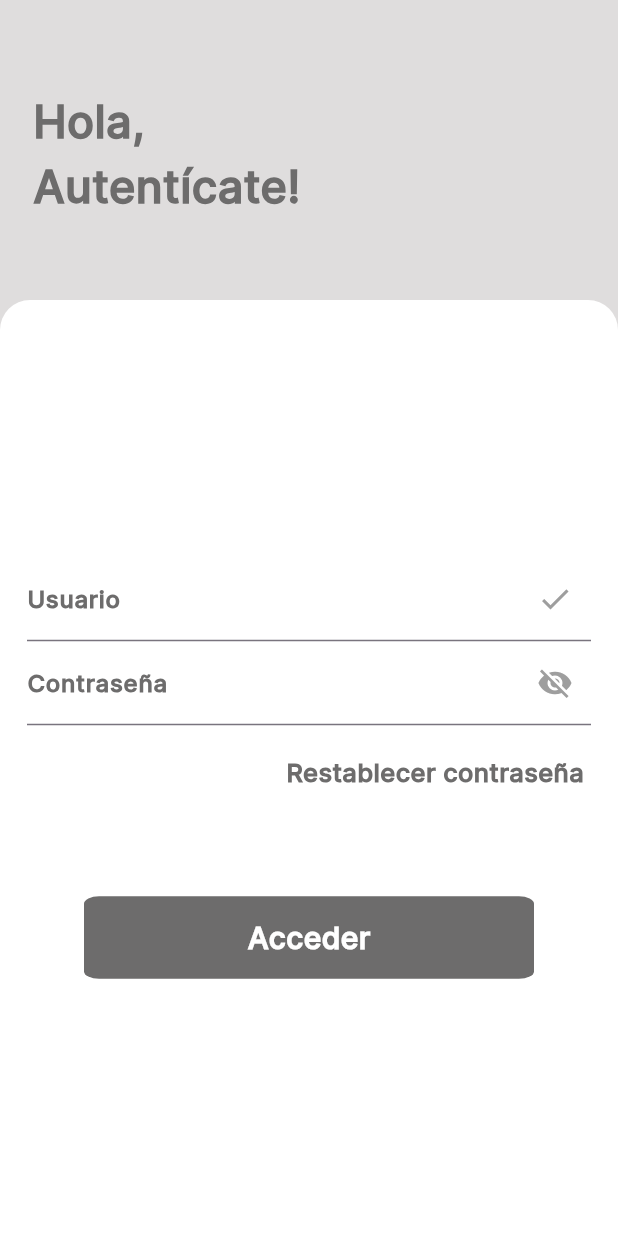
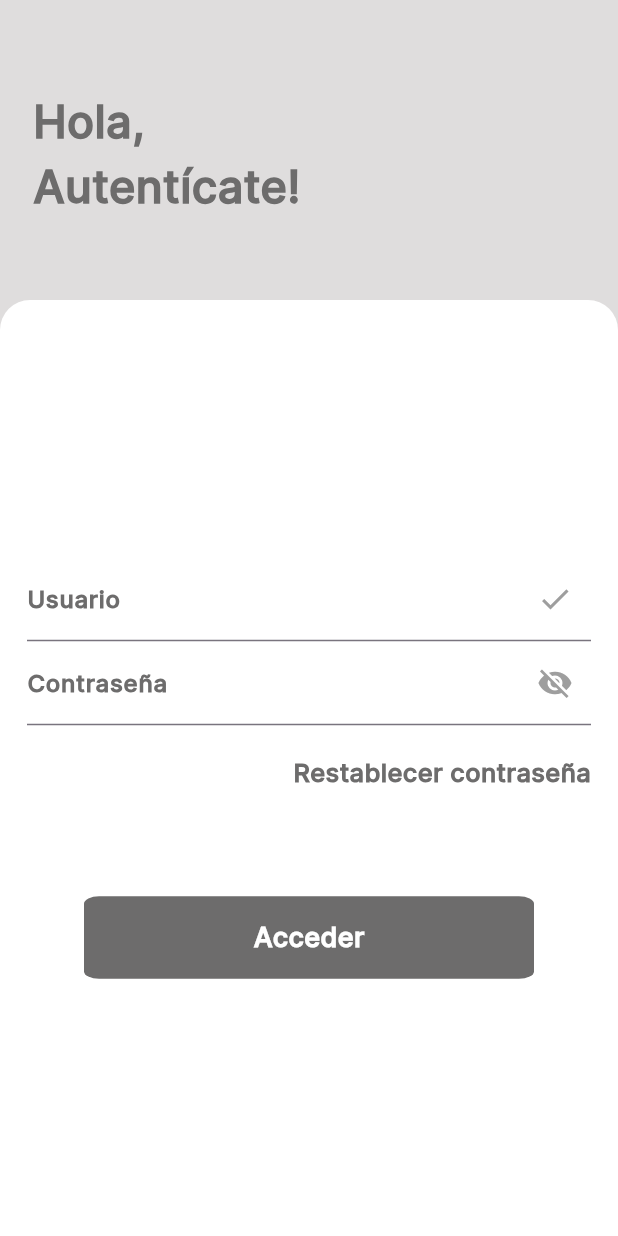
Before and after one commit to matheokm/testapp, a Flutter app: the screen it shows after launch, after a tap on "Iniciar sesión", on a phone screen of 412 x 824 dp. Run offline on Flutter 3.47's test engine with Material 3 defaults, Android fonts, the phone set to English and light mode, and no system bars; our stand-ins replace image_picker, shared_preferences, sqflite; missing offline and left inert: qr_code_scanner; accounts and stored records are empty; network calls fail.

Commit message:
Se agrega nuevos cambios

```diff
--- a/lib/main.dart
+++ b/lib/main.dart
@@ -9,6 +9,7 @@ import 'package:testapp/screens/loginPage.dart';
 import 'package:testapp/screens/pendingFuelRequestPage.dart';
 import 'package:testapp/screens/startPage.dart';
 import 'package:testapp/screens/transferJournalsPage.dart';
+import 'package:testapp/services/authService.dart';
 
 void main() {
   runApp(const MyApp());
@@ -22,14 +23,29 @@ class MyApp extends StatelessWidget {
     return MaterialApp(
       debugShowCheckedModeBanner: false,
       theme: ThemeData(
-          fontFamily: ('inter'),
+        fontFamily: 'inter',
         useMaterial3: true,
       ),
-        initialRoute: '/',
-        routes: {
+      home: FutureBuilder(
+        future: AuthService().getAccessToken(),
+        builder: (context, snapshot) {
+          if (snapshot.connectionState == ConnectionState.waiting) {
+            return const Center(child: CircularProgressIndicator());
+          } else if (snapshot.hasData && snapshot.data != null) {
+            return IndexPage();
+          } else {
+            return const StartPage();
+          }
+        },
+      ),
+    );
+  }
+
+  Map<String, WidgetBuilder> buildRoutes() {
+    return {
       '/': (context) => const StartPage(),
       'login': (context) => const LoginPage(),
-          'index': (context) => const IndexPage(),
+      'index': (context) => IndexPage(),
       'fuel_request': (context) => const FuelRequestPage(),
       'pending_fuel_request': (context) => const PendingFuelRequestPage(),
       'fuel_request_new': (context) => const FuelRequestNewPage(),
@@ -37,6 +53,6 @@ class MyApp extends StatelessWidget {
       'transfer_journals_new': (context) => const TransferJournalsNewPage(),
       'data_sync': (context) => const DataSyncPage(),
       'profile': (context) => const ProfilePage(),
-        });
+    };
   }
 }
--- a/lib/screens/dataSyncPage.dart
+++ b/lib/screens/dataSyncPage.dart
@@ -10,7 +10,7 @@ class DataSyncPage extends StatelessWidget {
       appBar: AppBar(
         title: const Text('Sincronización de datos'),
       ),
-      drawer: const MenuWidget(),
+      drawer: MenuWidget(),
     );
   }
 }
--- a/lib/screens/fuelRequestNewPage.dart
+++ b/lib/screens/fuelRequestNewPage.dart
@@ -19,7 +19,7 @@ class FuelRequestNewPage extends StatelessWidget {
         foregroundColor: const Color.fromARGB(255, 223, 221, 221),
       ),
       body: const MyScrollView(),
-      drawer: const MenuWidget(),
+      drawer: MenuWidget(),
     );
   }
 }
--- a/lib/screens/loginPage.dart
+++ b/lib/screens/loginPage.dart
@@ -1,7 +1,48 @@
 import 'package:flutter/material.dart';
+import 'package:testapp/screens/indexPage.dart';
+import 'package:testapp/services/authService.dart';
+import 'package:testapp/utils/constants.dart';
 
-class LoginPage extends StatelessWidget {
+import '../widget/custom_button.dart';
+
+class LoginPage extends StatefulWidget {
   const LoginPage({super.key});
+
+  @override
+  LoginPageState createState() => LoginPageState();
+}
+
+class LoginPageState extends State<LoginPage> {
+  final TextEditingController _usernameController = TextEditingController();
+  final TextEditingController _passwordController = TextEditingController();
+  final AuthService authService = AuthService();
+  bool _isPasswordVisible = false;
+  bool _isLoading = false;
+
+  void loginAuth() async {
+    setState(() {
+      _isLoading = true;
+    });
+
+    final username = _usernameController.text;
+    final password = _passwordController.text;
+    final success = await authService.login(username, password);
+
+    setState(() {
+      _isLoading = false;
+    });
+
+    if (success) {
+      Navigator.pushReplacement(
+        context,
+        MaterialPageRoute(builder: (context) => IndexPage()),
+      );
+    } else {
+      ScaffoldMessenger.of(context).showSnackBar(
+        const SnackBar(content: Text("Login failed")),
+      );
+    }
+  }
 
   @override
   Widget build(BuildContext context) {
@@ -12,7 +53,7 @@ class LoginPage extends StatelessWidget {
             height: double.infinity,
             width: double.infinity,
             decoration: const BoxDecoration(
-            color: Color.fromARGB(255, 223, 221, 221),
+              color: AppColors.backgroundColor,
             ),
             child: const Padding(
               padding: EdgeInsets.only(top: 60.0, left: 22),
@@ -20,8 +61,9 @@ class LoginPage extends StatelessWidget {
                 'Hola, \nAutentícate!',
                 style: TextStyle(
                   fontSize: 30,
-                  color: Color.fromARGB(255, 109, 108, 108),
-                  fontWeight: FontWeight.bold),
+                  color: AppColors.textColor,
+                  fontWeight: FontWeight.bold,
+                ),
               ),
             ),
           ),
@@ -30,18 +72,21 @@ class LoginPage extends StatelessWidget {
             child: Container(
               decoration: const BoxDecoration(
                 borderRadius: BorderRadius.only(
-                  topLeft: Radius.circular(20), topRight: Radius.circular(20)),
+                  topLeft: Radius.circular(20),
+                  topRight: Radius.circular(20),
+                ),
                 color: Colors.white,
               ),
               height: double.infinity,
               width: double.infinity,
               child: Padding(
-              padding: const EdgeInsets.only(left: 18.0, right: 18),
+                padding: const EdgeInsets.symmetric(horizontal: 18.0),
                 child: Column(
                   mainAxisAlignment: MainAxisAlignment.center,
                   children: [
-                  const TextField(
-                    decoration: InputDecoration(
+                    TextField(
+                      controller: _usernameController,
+                      decoration: const InputDecoration(
                         suffixIcon: Icon(
                           Icons.check,
                           color: Colors.grey,
@@ -50,64 +95,55 @@ class LoginPage extends StatelessWidget {
                           'Usuario',
                           style: TextStyle(
                             fontWeight: FontWeight.bold,
-                            color: Color.fromARGB(255, 109, 108, 108),
+                            color: AppColors.textColor,
                           ),
-                        )),
                         ),
-                  const TextField(
+                      ),
+                    ),
+                    TextField(
+                      controller: _passwordController,
+                      obscureText: !_isPasswordVisible,
                       decoration: InputDecoration(
-                        suffixIcon: Icon(
-                          Icons.visibility_off,
+                        suffixIcon: IconButton(
+                          icon: Icon(
+                            _isPasswordVisible
+                                ? Icons.visibility
+                                : Icons.visibility_off,
                             color: Colors.grey,
                           ),
-                        label: Text(
+                          onPressed: () {
+                            setState(() {
+                              _isPasswordVisible = !_isPasswordVisible;
+                            });
+                          },
+                        ),
+                        label: const Text(
                           'Contraseña',
                           style: TextStyle(
                             fontWeight: FontWeight.bold,
-                            color: Color.fromARGB(255, 109, 108, 108),
+                            color: AppColors.textColor,
                           ),
-                        )),
                         ),
-                  const SizedBox(
-                    height: 20,
                       ),
+                    ),
+                    const SizedBox(height: 20),
                     const Align(
                       alignment: Alignment.centerRight,
                       child: Text(
-                      'Restablecer contraseña ',
+                        'Restablecer contraseña',
                         style: TextStyle(
                           fontWeight: FontWeight.bold,
                           fontSize: 17,
-                        color: Color.fromARGB(255, 109, 108, 108),
+                          color: AppColors.textColor,
                         ),
                       ),
                     ),
-                  const SizedBox(
-                    height: 70,
-                  ),
-                  GestureDetector(
-                    onTap: () {
-                      Navigator.pushNamed(context, 'index');
-                    },
-                    child: Container(
-                      height: 55,
-                      width: 300,
-                      decoration: const BoxDecoration(
-                        borderRadius: BorderRadius.horizontal(
-                            left: Radius.elliptical(10, 5),
-                            right: Radius.elliptical(10, 5)),
-                        color: Color.fromARGB(255, 109, 108, 108),
-                      ),
-                      child: const Center(
-                        child: Text(
-                          'Acceder',
-                          style: TextStyle(
-                              fontWeight: FontWeight.bold,
-                              fontSize: 20,
-                              color: Colors.white),
-                        ),
-                      ),
-                    ),
+                    const SizedBox(height: 70),
+                    _isLoading
+                        ? const CircularProgressIndicator()
+                        : CustomButton(
+                      text: 'Acceder',
+                      onTap: loginAuth,
                     ),
                   ],
                 ),
@@ -115,6 +151,7 @@ class LoginPage extends StatelessWidget {
             ),
           ),
         ],
-    ));
+      ),
+    );
   }
 }
--- a/lib/screens/pendingFuelRequestPage.dart
+++ b/lib/screens/pendingFuelRequestPage.dart
@@ -188,7 +188,7 @@ class PendingFuelRequestPage extends StatelessWidget {
           },
         ),
       ),
-      drawer: const MenuWidget(),
+      drawer: MenuWidget(),
     );
   }
 }
--- a/lib/screens/profilePage.dart
+++ b/lib/screens/profilePage.dart
@@ -10,7 +10,7 @@ class ProfilePage extends StatelessWidget {
       appBar: AppBar(
         title: const Text('Mi Perfil'),
       ),
-      drawer: const MenuWidget(),
+      drawer: MenuWidget(),
     );
   }
 }
--- a/lib/screens/startPage.dart
+++ b/lib/screens/startPage.dart
@@ -1,4 +1,8 @@
 import 'package:flutter/material.dart';
+import 'package:testapp/screens/loginPage.dart';
+import 'package:testapp/utils/constants.dart';
+
+import '../widget/custom_button.dart';
 
 class StartPage extends StatelessWidget {
   const StartPage({super.key});
@@ -9,9 +13,11 @@ class StartPage extends StatelessWidget {
       body: Container(
         height: double.infinity,
         width: double.infinity,
-        decoration:
-            const BoxDecoration(color: Color.fromARGB(255, 223, 221, 221)),
-        child: Column(children: [
+        decoration: const BoxDecoration(
+          color: AppColors.backgroundColor,
+        ),
+        child: Column(
+          children: [
             const Padding(
               padding: EdgeInsets.only(top: 150.0),
               child: Image(
@@ -20,35 +26,27 @@ class StartPage extends StatelessWidget {
               ),
             ),
             const SizedBox(height: 25),
-          const Text('Bienvenido',
+            const Text(
+              'Bienvenido',
               style: TextStyle(
-                  fontSize: 25, color: Color.fromRGBO(109, 108, 108, 1))),
-          const SizedBox(height: 25),
-          GestureDetector(
-            onTap: () {
-              Navigator.pushNamed(context, 'login');
-            },
-            child: Container(
-              height: 55,
-              width: 300,
-              decoration: const BoxDecoration(
-                borderRadius: BorderRadius.horizontal(
-                    left: Radius.elliptical(10, 5),
-                    right: Radius.elliptical(10, 5)),
-                color: Color.fromARGB(255, 109, 108, 108),
-              ),
-              child: const Center(
-                child: Text(
-                  'Iniciar sesión',
-                  style: TextStyle(
-                      fontWeight: FontWeight.bold,
-                      fontSize: 18,
-                      color: Colors.white),
+                fontSize: 25,
+                color: AppColors.textColor,
               ),
             ),
+            const SizedBox(height: 25),
+            CustomButton(
+              text: 'Iniciar sesión',
+              onTap: () {
+                Navigator.pushReplacement(
+                  context,
+                  MaterialPageRoute(
+                    builder: (context) => const LoginPage(),
                   ),
-          )
-        ]),
+                );
+              },
+            ),
+          ],
+        ),
       ),
     );
   }
--- a/lib/screens/transferJournalsNewPage.dart
+++ b/lib/screens/transferJournalsNewPage.dart
@@ -24,7 +24,7 @@ class TransferJournalsNewPage extends StatelessWidget {
         foregroundColor: const Color.fromARGB(255, 223, 221, 221),
       ),
       body: const MyScrollView(),
-      drawer: const MenuWidget(),
+      drawer: MenuWidget(),
     );
   }
 }
--- a/lib/screens/transferJournalsPage.dart
+++ b/lib/screens/transferJournalsPage.dart
@@ -146,7 +146,7 @@ class TransferJournalsPage extends StatelessWidget {
             },
           ),
         ),
-        drawer: const MenuWidget(),
+        drawer: MenuWidget(),
         floatingActionButton: FloatingActionButton(
           onPressed: () {
             // Acción al presionar el botón
--- /dev/null
+++ b/lib/utils/constants.dart
@@ -0,0 +1,7 @@
+import 'package:flutter/material.dart';
+
+class AppColors {
+  static const Color backgroundColor = Color.fromARGB(255, 223, 221, 221);
+  static const Color textColor = Color.fromRGBO(109, 108, 108, 1);
+  static const Color buttonColor = Color.fromARGB(255, 109, 108, 108);
+}
--- /dev/null
+++ b/lib/widget/custom_button.dart
@@ -0,0 +1,41 @@
+import 'package:flutter/material.dart';
+import 'package:testapp/utils/constants.dart';
+
+class CustomButton extends StatelessWidget {
+  final String text;
+  final VoidCallback onTap;
+
+  const CustomButton({
+    super.key,
+    required this.text,
+    required this.onTap,
+  });
+
+  @override
+  Widget build(BuildContext context) {
+    return GestureDetector(
+      onTap: onTap,
+      child: Container(
+        height: 55,
+        width: 300,
+        decoration: const BoxDecoration(
+          borderRadius: BorderRadius.horizontal(
+            left: Radius.elliptical(10, 5),
+            right: Radius.elliptical(10, 5),
+          ),
+          color: AppColors.buttonColor,
+        ),
+        child: Center(
+          child: Text(
+            text,
+            style: const TextStyle(
+              fontWeight: FontWeight.bold,
+              fontSize: 18,
+              color: Colors.white,
+            ),
+          ),
+        ),
+      ),
+    );
+  }
+}
--- a/pubspec.yaml
+++ b/pubspec.yaml
@@ -39,6 +39,8 @@ dependencies:
   path: ^1.9.0
   qr_code_scanner: ^1.0.1
   image_picker: ^1.1.1
+  http: ^1.2.1
+  shared_preferences: ^2.2.3
 
 dev_dependencies:
   flutter_test:
```
Also changed, not shown: lib/screens/fuelRequestPage.dart (+6 -2 lines), lib/screens/indexPage.dart (+11 -4 lines), lib/services/authService.dart (added, +58 -0 lines), lib/services/fuelRequestService.dart (added, +27 -0 lines), lib/widget/menuWidget.dart (+50 -11 lines), flutter_01.png (added), pubspec.lock, 1 other file. Lines whose indentation alone changed are shown as unchanged.
